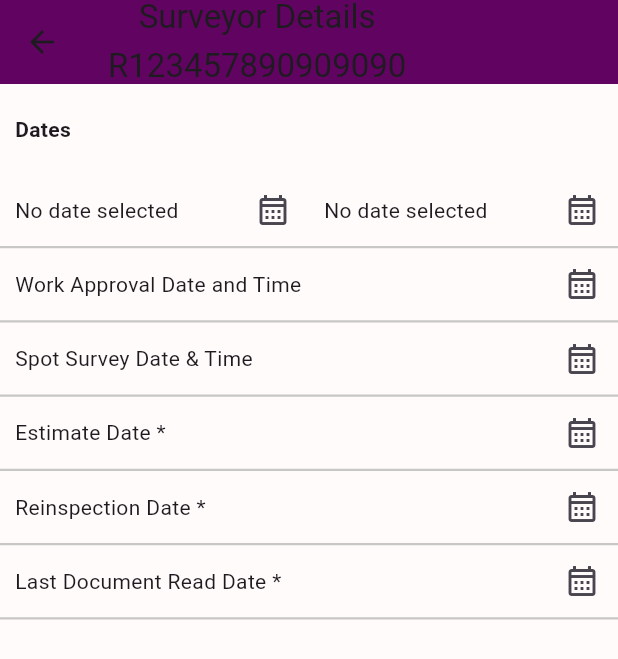
After one commit to Sameer-Sbig/Motoveys, a Flutter app: the SurveyorDetailsMain screen opened directly with sample values from the repository, on a phone screen of 412 x 824 dp. The commit adds this screen. Shown: the top 659 px of the screen. Run offline on Flutter 3.47's test engine with Material 3 defaults, Android fonts, the phone set to English and light mode, and no system bars; our stand-ins replace camera, file_picker.

Commit message:
13/02/2024

```diff
--- /dev/null
+++ b/lib/Screens/surveyorDetailsMain.dart
@@ -0,0 +1,490 @@
+import 'package:flutter/material.dart';
+import 'package:motoveys/models/dataItemModel.dart';
+import 'package:intl/intl.dart';
+
+class SurveyorDetailsMain extends StatefulWidget {
+  final ClaimsDashboardItems selectedItem;
+  const SurveyorDetailsMain({required this.selectedItem});
+  @override
+  State<SurveyorDetailsMain> createState() {
+    return _SurveyorDetailsMain();
+  }
+}
+
+class _SurveyorDetailsMain extends State<SurveyorDetailsMain> {
+  // List<DateTime?> _datesPicked = [];
+
+  // void _presentDatePicker(int index) async {
+  //   final now = DateTime.now();
+  //   final firstDate = DateTime(now.year - 1, now.month, now.day);
+  //   final lastDate = now;
+
+  //   List<DateTime?> pickedDates = [];
+
+  //   // Loop through the dates
+  //   for (int i = 0; i < 7; i++) {
+  //     final pickedDate = await showDatePicker(
+  //       context: context,
+  //       initialDate: now,
+  //       firstDate: firstDate,
+  //       lastDate: lastDate,
+  //     );
+
+  //     if (pickedDate != null) {
+  //       pickedDates.add(pickedDate);
+  //     }
+  //   }
+  //   // print(pickedDates);
+  //   setState(() {
+  //     _datesPicked = pickedDates;
+  //     print(_datesPicked);
+  //   });
+  // }
+  DateTime? _datePicked;
+  final DateFormat formatter = DateFormat('yyyy-MM-dd');
+  final DateFormat formatter1 = DateFormat('yyyy-MM-dd HH:mm');
+
+  void _presentDatePicker() async {
+    final now = DateTime.now();
+    final firstDate = DateTime(now.year - 1, now.month, now.day);
+    final lastDate = now;
+
+    final pickedDate = await showDatePicker(
+      context: context,
+      initialDate: now,
+      firstDate: firstDate,
+      lastDate: lastDate,
+    );
+    setState(() {
+      _datePicked = pickedDate;
+      print(_datePicked);
+    });
+  }
+
+  DateTime? _datePicked1;
+  // final DateFormat formatter = DateFormat('yyyy-MM-dd');
+  void _presentDatePicker1() async {
+    final now = DateTime.now();
+    final firstDate = DateTime(now.year - 1, now.month, now.day);
+    final lastDate = now;
+
+    final pickedDate = await showDatePicker(
+      context: context,
+      initialDate: now,
+      firstDate: firstDate,
+      lastDate: lastDate,
+    );
+    setState(() {
+      _datePicked1 = pickedDate;
+      print(_datePicked1);
+    });
+  }
+
+  DateTime? _datePicked2;
+  // final DateFormat formatter = DateFormat('yyyy-MM-dd');
+  void _presentDatePicker2() async {
+    final DateTime now = DateTime.now();
+    final DateTime firstDate = DateTime(now.year - 1, now.month, now.day);
+    final DateTime lastDate = now;
+
+    // Show date picker
+    final DateTime? pickedDate = await showDatePicker(
+      context: context,
+      initialDate: now,
+      firstDate: firstDate,
+      lastDate: lastDate,
+    );
+
+    if (pickedDate != null) {
+      // Show time picker if date is selected
+      final TimeOfDay? pickedTime = await showTimePicker(
+        context: context,
+        initialTime: TimeOfDay.now(),
+      );
+
+      if (pickedTime != null) {
+        // Combine date and time
+        final DateTime combinedDateTime = DateTime(
+          pickedDate.year,
+          pickedDate.month,
+          pickedDate.day,
+          pickedTime.hour,
+          pickedTime.minute,
+        );
+
+        setState(() {
+          _datePicked2 = combinedDateTime;
+          print(_datePicked2);
+        });
+      }
+    }
+  }
+
+  DateTime? _datePicked3;
+  // final DateFormat formatter = DateFormat('yyyy-MM-dd');
+  void _presentDatePicker3() async {
+    final DateTime now = DateTime.now();
+    final DateTime firstDate = DateTime(now.year - 1, now.month, now.day);
+    final DateTime lastDate = now;
+
+    // Show date picker
+    final DateTime? pickedDate = await showDatePicker(
+      context: context,
+      initialDate: now,
+      firstDate: firstDate,
+      lastDate: lastDate,
+    );
+
+    if (pickedDate != null) {
+      // Show time picker if date is selected
+      final TimeOfDay? pickedTime = await showTimePicker(
+        context: context,
+        initialTime: TimeOfDay.now(),
+      );
+
+      if (pickedTime != null) {
+        // Combine date and time
+        final DateTime combinedDateTime = DateTime(
+          pickedDate.year,
+          pickedDate.month,
+          pickedDate.day,
+          pickedTime.hour,
+          pickedTime.minute,
+        );
+
+        setState(() {
+          _datePicked3 = combinedDateTime;
+          print(_datePicked3);
+        });
+      }
+    }
+  }
+
+  DateTime? _datePicked4;
+  // final DateFormat formatter = DateFormat('yyyy-MM-dd');
+  void _presentDatePicker4() async {
+    final now = DateTime.now();
+    final firstDate = DateTime(now.year - 1, now.month, now.day);
+    final lastDate = now;
+
+    final pickedDate = await showDatePicker(
+      context: context,
+      initialDate: now,
+      firstDate: firstDate,
+      lastDate: lastDate,
+    );
+    setState(() {
+      _datePicked4 = pickedDate;
+      print(_datePicked4);
+    });
+  }
+
+  DateTime? _datePicked5;
+  // final DateFormat formatter = DateFormat('yyyy-MM-dd');
+  void _presentDatePicker5() async {
+    final now = DateTime.now();
+    final firstDate = DateTime(now.year - 1, now.month, now.day);
+    final lastDate = now;
+
+    final pickedDate = await showDatePicker(
+      context: context,
+      initialDate: now,
+      firstDate: firstDate,
+      lastDate: lastDate,
+    );
+    setState(() {
+      _datePicked5 = pickedDate;
+      print(_datePicked5);
+    });
+  }
+
+  DateTime? _datePicked6;
+  // final DateFormat formatter = DateFormat('yyyy-MM-dd');
+  void _presentDatePicker6() async {
+    final now = DateTime.now();
+    final firstDate = DateTime(now.year - 1, now.month, now.day);
+    final lastDate = now;
+
+    final pickedDate = await showDatePicker(
+      context: context,
+      initialDate: now,
+      firstDate: firstDate,
+      lastDate: lastDate,
+    );
+    setState(() {
+      _datePicked6 = pickedDate;
+      print(_datePicked6);
+    });
+  }
+
+  @override
+  Widget build(BuildContext context) {
+    return Scaffold(
+      appBar: AppBar(
+        title: Column(
+          mainAxisAlignment: MainAxisAlignment.center,
+          crossAxisAlignment: CrossAxisAlignment.center,
+          children: [
+            const Text('Surveyor Details'),
+            const SizedBox(height: 5),
+            Text(widget.selectedItem.requestNumber)
+          ],
+        ),
+        backgroundColor: const Color(0xFF610361),
+      ),
+      body:
+          //  Column(
+          //   children: [
+          //     Container(
+          //       height: 50,
+          //       child: Card(
+          //         // color: Color.fromARGB(255, 219, 197, 219),
+          //         elevation: 0, // Add elevation if needed
+          //         shape: RoundedRectangleBorder(
+          //           // You can customize the shape of the Card as needed
+          //           borderRadius: BorderRadius.circular(0),
+          //           side: BorderSide(color: Colors.grey, width: 1.0),
+          //         ),
+          //         child: Padding(
+          //           padding: const EdgeInsets.all(20),
+          //           child: Text("Dates"),
+          //         ),
+          //       ),
+          //     ),
+          //     Container(
+          //       child: Column(
+          //         crossAxisAlignment: CrossAxisAlignment.start,
+          //         children: [
+          //           Row(
+          //             children: [
+          //               Expanded(
+          //                 child: Container(
+          //                   padding: EdgeInsets.all(10),
+          //                   child: Text(_datePicked == null
+          //                       ? 'No date selected'
+          //                       : formatter.format(_datePicked!)),
+          //                 ),
+          //               ),
+          //               IconButton(
+          //                   onPressed: _presentDatePicker,
+          //                   icon: Icon(Icons.calendar_month_outlined)),
+          //               Expanded(
+          //                 child: Container(
+          //                   padding: EdgeInsets.all(10),
+          //                   child: Text(_datePicked1 == null
+          //                       ? 'No date selected'
+          //                       : formatter.format(_datePicked1!)),
+          //                 ),
+          //               ),
+          //               IconButton(
+          //                   onPressed: _presentDatePicker1,
+          //                   icon: Icon(Icons.calendar_month_outlined)),
+          //             ],
+          //           ),
+          //           Expanded(child: Text("Heheh"))
+          //         ],
+          //       ),
+          //     ),
+          //   ],
+          // ),
+          SafeArea(
+        child: SizedBox(
+          height:
+              MediaQuery.of(context).size.height, // or any other fixed height
+          child: Column(
+            children: [
+              // Container(
+              //   height: 50,
+              //   child: Card(
+              //     elevation: 0,
+              //     shape: RoundedRectangleBorder(
+              //       borderRadius: BorderRadius.circular(0),
+              //       side: BorderSide(color: Colors.grey, width: 1.0),
+              //     ),
+              //     child: Padding(
+              //       padding: const EdgeInsets.all(20),
+              //       child: Text("Dates"),
+              //     ),
+              //   ),
+              // ),
+              Padding(
+                padding: const EdgeInsets.all(10),
+                child: Row(
+                  mainAxisAlignment: MainAxisAlignment.start,
+                  children: [
+                    const Text(
+                      'Dates',
+                      style: TextStyle(fontWeight: FontWeight.bold),
+                    ),
+                    // SizedBox(width: 10), // Add spacing between Text and Border
+                    Container(
+                      height: 40, // Adjust the height of the border as needed
+                      decoration: const BoxDecoration(
+                        border: Border(
+                          bottom: BorderSide(
+                              width: 4,
+                              color: Colors
+                                  .black), // Add border to the bottom side
+                        ),
+                      ),
+                    ),
+                  ],
+                ),
+              ),
+              Expanded(
+                child: Column(
+                  crossAxisAlignment: CrossAxisAlignment.start,
+                  children: [
+                    Container(
+                      decoration: const BoxDecoration(
+                          border: Border(
+                              bottom: BorderSide(
+                                  color: Color.fromARGB(54, 0, 0, 0),
+                                  width: 1.5))),
+                      child: Row(
+                        children: [
+                          Expanded(
+                            child: Container(
+                              padding: const EdgeInsets.all(10),
+                              child: Text(_datePicked == null
+                                  ? 'No date selected'
+                                  : formatter.format(_datePicked!)),
+                            ),
+                          ),
+                          IconButton(
+                              onPressed: _presentDatePicker,
+                              icon: const Icon(Icons.calendar_month_outlined)),
+                          Expanded(
+                            child: Container(
+                              padding: const EdgeInsets.all(10),
+                              child: Text(_datePicked1 == null
+                                  ? 'No date selected'
+                                  : formatter.format(_datePicked1!)),
+                            ),
+                          ),
+                          IconButton(
+                              onPressed: _presentDatePicker1,
+                              icon: const Icon(Icons.calendar_month_outlined)),
+                        ],
+                      ),
+                    ),
+                    Container(
+                      decoration: const BoxDecoration(
+                          border: Border(
+                              bottom: BorderSide(
+                                  color: Color.fromARGB(54, 0, 0, 0),
+                                  width: 1.5))),
+                      child: Row(
+                        children: [
+                          Expanded(
+                            child: Container(
+                              padding: const EdgeInsets.all(10),
+                              child: Text(_datePicked2 == null
+                                  ? 'Work Approval Date and Time'
+                                  : formatter1.format(_datePicked2!)),
+                            ),
+                          ),
+                          IconButton(
+                              onPressed: _presentDatePicker2,
+                              icon: const Icon(Icons.calendar_month_outlined)),
+                        ],
+                      ),
+                    ),
+                    Container(
+                      decoration: const BoxDecoration(
+                          border: Border(
+                              bottom: BorderSide(
+                                  color: Color.fromARGB(54, 0, 0, 0),
+                                  width: 1.5))),
+                      child: Row(
+                        children: [
+                          Expanded(
+                            child: Container(
+                              padding: const EdgeInsets.all(10),
+                              child: Text(_datePicked3 == null
+                                  ? 'Spot Survey Date & Time'
+                                  : 'Spot Survey Date & Time : ${formatter1.format(_datePicked3!)}'),
+                            ),
+                          ),
+                          IconButton(
+                              onPressed: _presentDatePicker3,
+                              icon: const Icon(Icons.calendar_month_outlined)),
+                        ],
+                      ),
+                    ),
+                    Container(
+                      decoration: const BoxDecoration(
+                          border: Border(
+                              bottom: BorderSide(
+                                  color: Color.fromARGB(54, 0, 0, 0),
+                                  width: 1.5))),
+                      child: Row(
+                        children: [
+                          Expanded(
+                            child: Container(
+                              padding: const EdgeInsets.all(10),
+                              child: Text(_datePicked4 == null
+                                  ? 'Estimate Date *'
+                                  : formatter.format(_datePicked4!)),
+                            ),
+                          ),
+                          IconButton(
+                              onPressed: _presentDatePicker4,
+                              icon: const Icon(Icons.calendar_month_outlined)),
+                        ],
+                      ),
+                    ),
+                    Container(
+                      decoration: const BoxDecoration(
+                          border: Border(
+                              bottom: BorderSide(
+                                  color: Color.fromARGB(54, 0, 0, 0),
+                                  width: 1.5))),
+                      child: Row(
+                        children: [
+                          Expanded(
+                            child: Container(
+                              padding: const EdgeInsets.all(10),
+                              child: Text(_datePicked5 == null
+                                  ? 'Reinspection Date *'
+                                  : formatter.format(_datePicked5!)),
+                            ),
+                          ),
+                          IconButton(
+                              onPressed: _presentDatePicker5,
+                              icon: const Icon(Icons.calendar_month_outlined)),
+                        ],
+                      ),
+                    ),
+                    Container(
+                      decoration: const BoxDecoration(
+                          border: Border(
+                              bottom: BorderSide(
+                                  color: Color.fromARGB(54, 0, 0, 0),
+                                  width: 1.5))),
+                      child: Row(
+                        children: [
+                          Expanded(
+                            child: Container(
+                              padding: const EdgeInsets.all(10),
+                              child: Text(_datePicked6 == null
+                                  ? 'Last Document Read Date *'
+                                  : formatter.format(_datePicked6!)),
+                            ),
+                          ),
+                          IconButton(
+                              onPressed: _presentDatePicker6,
+                              icon: const Icon(Icons.calendar_month_outlined)),
+                        ],
+                      ),
+                    ),
+                  ],
+                ),
+              ),
+            ],
+          ),
+        ),
+      ),
+    );
+  }
+}
--- a/pubspec.yaml
+++ b/pubspec.yaml
@@ -39,6 +39,7 @@ dependencies:
   url_launcher: ^6.2.4
   flutter_camera: ^1.0.0
   path_provider: ^2.1.2
+  intl: ^0.19.0
 
 dev_dependencies:
   flutter_test:
```
Also changed, not shown: lib/Screens/claimProcessing.dart (+11 -6 lines), lib/Screens/surveyorDetails.dart (added, +211 -0 lines), pubspec.lock.
